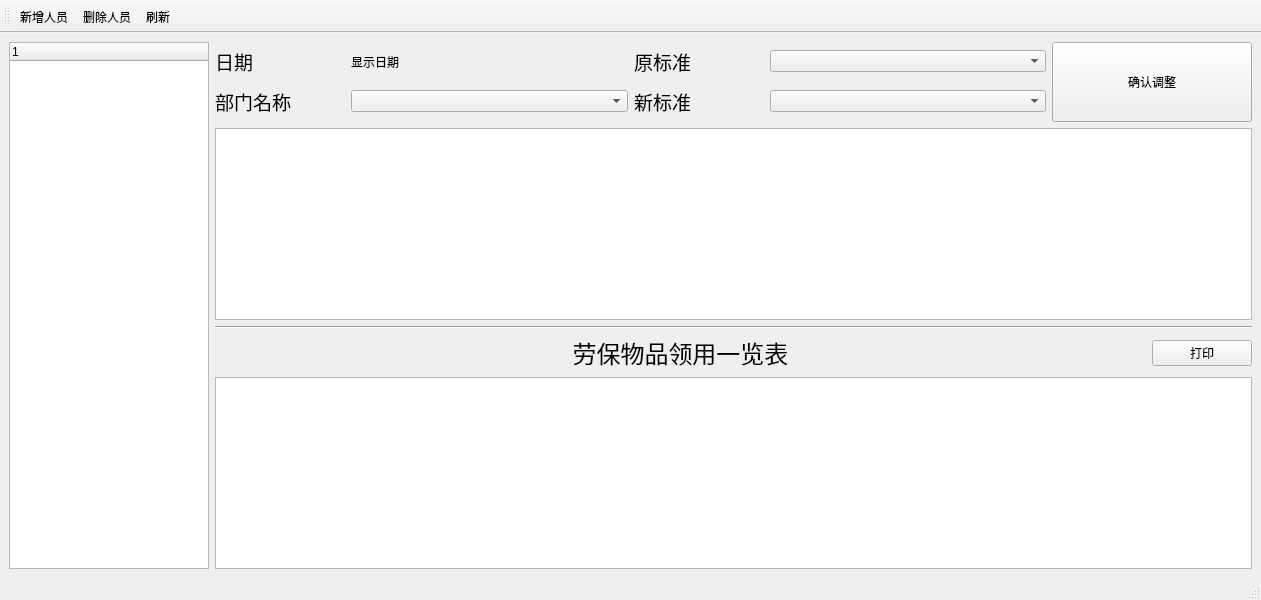
Old version of the form qtdesigner/人员基本信息维护.ui in the repository zhihao2020/MaterialManagement.
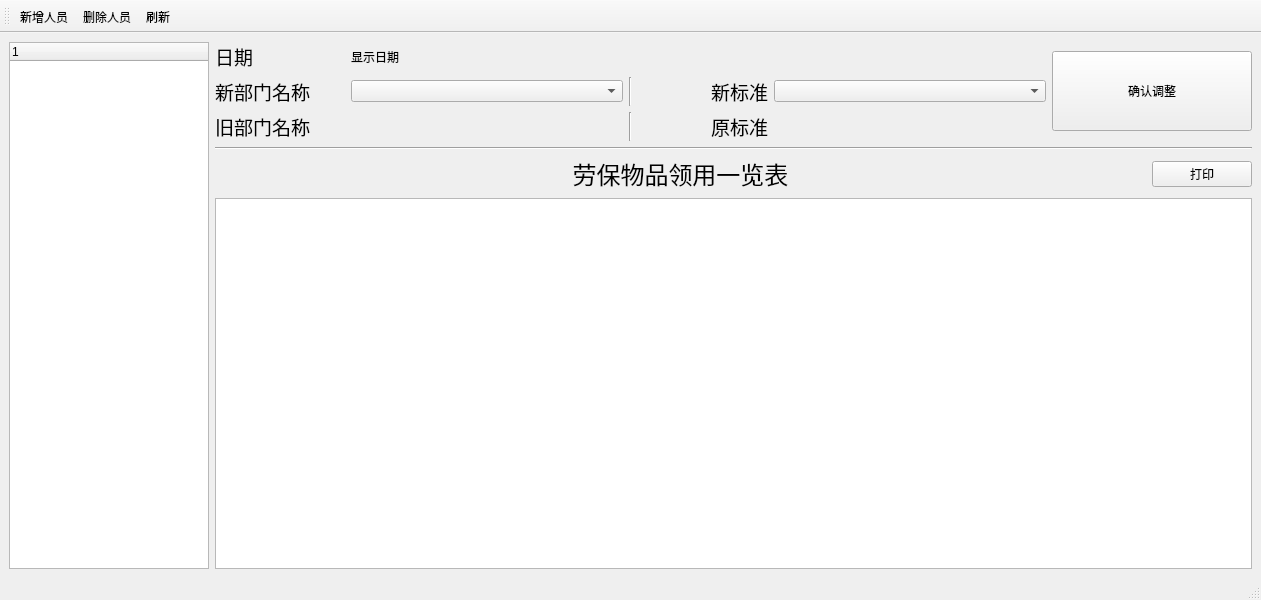
New version of the form.

What changed in the file:
```diff
--- a/qtdesigner/人员基本信息维护.ui
+++ b/qtdesigner/人员基本信息维护.ui
@@ -25,6 +25,11 @@
           <height>16777215</height>
          </size>
         </property>
+        <column>
+         <property name="text">
+          <string notr="true">1</string>
+         </property>
+        </column>
        </widget>
       </item>
       <item>
@@ -33,10 +38,29 @@
          <layout class="QHBoxLayout" name="horizontalLayout">
           <item>
            <layout class="QGridLayout" name="gridLayout">
-            <item row="2" column="1">
-             <widget class="QComboBox" name="comboBox"/>
+            <item row="3" column="3">
+             <widget class="QLabel" name="label_2">
+              <property name="maximumSize">
+               <size>
+                <width>130</width>
+                <height>16777215</height>
+               </size>
+              </property>
+              <property name="font">
+               <font>
+                <family>AcadEref</family>
+                <pointsize>14</pointsize>
+               </font>
+              </property>
+              <property name="text">
+               <string>原标准</string>
+              </property>
+              <property name="alignment">
+               <set>Qt::AlignRight|Qt::AlignTrailing|Qt::AlignVCenter</set>
+              </property>
+             </widget>
             </item>
-            <item row="2" column="2">
+            <item row="2" column="3">
              <widget class="QLabel" name="label_3">
               <property name="maximumSize">
                <size>
@@ -53,8 +77,14 @@
               <property name="text">
                <string>新标准</string>
               </property>
+              <property name="alignment">
+               <set>Qt::AlignRight|Qt::AlignTrailing|Qt::AlignVCenter</set>
+              </property>
              </widget>
             </item>
+            <item row="2" column="1">
+             <widget class="QComboBox" name="comboBox"/>
+            </item>
             <item row="2" column="0">
              <widget class="QLabel" name="label">
               <property name="maximumSize">
@@ -70,17 +100,26 @@
                </font>
               </property>
               <property name="text">
-               <string>部门名称</string>
+               <string>新部门名称</string>
               </property>
              </widget>
             </item>
-            <item row="0" column="1">
-             <widget class="QLabel" name="label_6">
+            <item row="3" column="0">
+             <widget class="QLabel" name="label_7">
+              <property name="font">
+               <font>
+                <family>AcadEref</family>
+                <pointsize>14</pointsize>
+               </font>
+              </property>
               <property name="text">
-               <string>显示日期</string>
+               <string>旧部门名称</string>
               </property>
              </widget>
             </item>
+            <item row="2" column="5">
+             <widget class="QComboBox" name="comboBox_2"/>
+            </item>
             <item row="0" column="0">
              <widget class="QLabel" name="label_5">
               <property name="maximumSize">
@@ -100,30 +139,40 @@
               </property>
              </widget>
             </item>
-            <item row="0" column="2">
-             <widget class="QLabel" name="label_2">
-              <property name="maximumSize">
-               <size>
-                <width>130</width>
-                <height>16777215</height>
-               </size>
+            <item row="0" column="1">
+             <widget class="QLabel" name="label_6">
+              <property name="text">
+               <string>显示日期</string>
               </property>
-              <property name="font">
-               <font>
-                <family>AcadEref</family>
-                <pointsize>14</pointsize>
-               </font>
+             </widget>
+            </item>
+            <item row="3" column="2">
+             <widget class="Line" name="line_3">
+              <property name="orientation">
+               <enum>Qt::Vertical</enum>
               </property>
+             </widget>
+            </item>
+            <item row="2" column="2">
+             <widget class="Line" name="line_2">
+              <property name="orientation">
+               <enum>Qt::Vertical</enum>
+              </property>
+             </widget>
+            </item>
+            <item row="3" column="1">
+             <widget class="QLabel" name="label_8">
               <property name="text">
-               <string>原标准</string>
+               <string/>
               </property>
              </widget>
             </item>
-            <item row="0" column="3">
-             <widget class="QComboBox" name="comboBox_3"/>
-            </item>
-            <item row="2" column="3">
-             <widget class="QComboBox" name="comboBox_2"/>
+            <item row="3" column="5">
+             <widget class="QLabel" name="label_9">
+              <property name="text">
+               <string/>
+              </property>
+             </widget>
             </item>
            </layout>
           </item>
@@ -148,9 +197,6 @@
           </item>
          </layout>
         </item>
-        <item>
-         <widget class="QTableWidget" name="tableWidget_2"/>
-        </item>
         <item>
          <widget class="Line" name="line">
           <property name="orientation">
```
